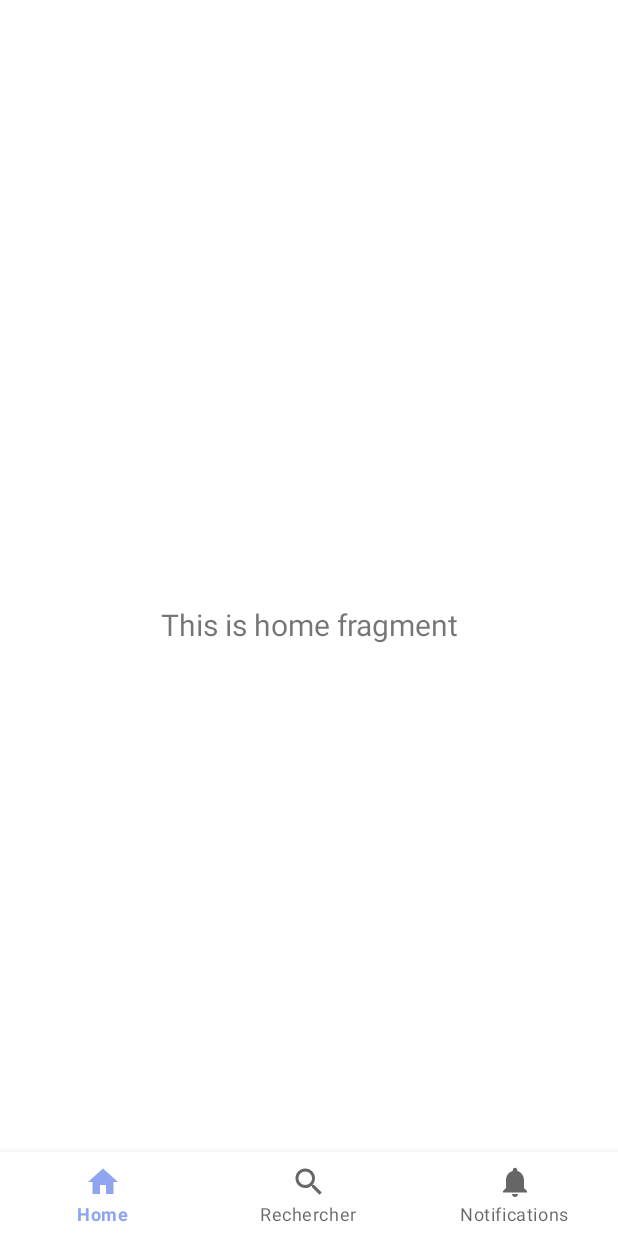
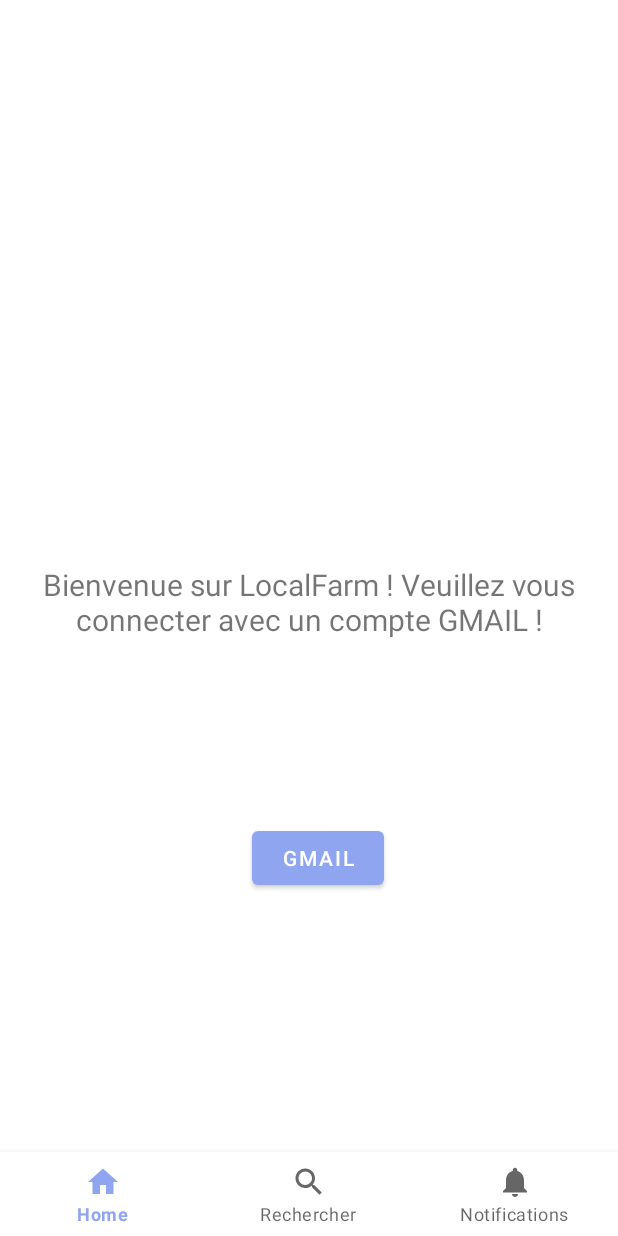
Before and after one commit to Vranox/LocalFarm, an Android app: the HomeFragment screen opened through its navigation route, on a phone screen of 412 x 824 dp. Run offline under Robolectric (Android 15) with nearby library versions, the phone set to English and light mode, and no system bars; our stand-ins replace Firebase (no records; nobody signed in at launch, a user with empty details on screens opened directly), navigation-ui; Roboto replaces fonts that are not available here.

Commit message:
Ajout d'un bouton permettant la connection à un compte GMAIL sur l'application. Il reste encore à réaliser la partie où on écrit les données sur un fichier txt pour préremplir la page de profil quand se dernier s'y rendra

```diff
--- a/app/build.gradle
+++ b/app/build.gradle
@@ -53,6 +53,7 @@ dependencies {
     implementation 'androidx.cardview:cardview:1.0.0'
     implementation 'com.google.android.gms:play-services-maps:18.1.0'
     implementation 'com.google.android.gms:play-services-places:17.0.0'
+    implementation 'com.google.android.gms:play-services-auth:19.2.0'
 }
 
 apply plugin: 'com.google.gms.google-services'
--- a/app/src/main/java/com/example/localfarm/ui/dashboard/DashboardFragment.java
+++ b/app/src/main/java/com/example/localfarm/ui/dashboard/DashboardFragment.java
@@ -14,6 +14,7 @@ import androidx.recyclerview.widget.RecyclerView;
 
 import com.example.localfarm.R;
 import com.example.localfarm.activity.EstablishmentCreationActivity;
+import com.example.localfarm.activity.TweetsActivity;
 import com.example.localfarm.databinding.FragmentDashboardBinding;
 import com.example.localfarm.models.Establishment;
 import com.example.localfarm.models.Schedule;
@@ -79,6 +80,15 @@ public class DashboardFragment extends Fragment {
                 startActivity(intent);
             }
         });
+
+        Button buttonTwitter = view.findViewById(R.id.button_twitter);
+        buttonTwitter.setOnClickListener(new View.OnClickListener() {
+            @Override
+            public void onClick(View view) {
+                Intent intent = new Intent(getContext(), TweetsActivity.class);
+                startActivity(intent);
+            }
+        });
     }
 
     @Override
--- a/app/src/main/java/com/example/localfarm/ui/home/HomeFragment.java
+++ b/app/src/main/java/com/example/localfarm/ui/home/HomeFragment.java
@@ -10,23 +10,62 @@ import androidx.annotation.NonNull;
 import androidx.fragment.app.Fragment;
 import androidx.lifecycle.ViewModelProvider;
 
+import com.example.localfarm.R;
 import com.example.localfarm.databinding.FragmentHomeBinding;
 
-public class HomeFragment extends Fragment {
+import androidx.annotation.NonNull;
+import androidx.appcompat.app.AppCompatActivity;
+
+import android.content.Intent;
+import android.os.Bundle;
+import android.util.Log;
+import android.view.View;
+import android.widget.Button;
+import android.widget.Toast;
+
+import com.google.android.gms.auth.api.signin.GoogleSignIn;
+import com.google.android.gms.auth.api.signin.GoogleSignInAccount;
+import com.google.android.gms.auth.api.signin.GoogleSignInClient;
+import com.google.android.gms.auth.api.signin.GoogleSignInOptions;
+import com.google.android.gms.common.api.ApiException;
+import com.google.android.gms.tasks.Task;
+
+public class HomeFragment extends Fragment{
 
     private FragmentHomeBinding binding;
+    private static final int RC_SIGN_IN = 1;
+    private GoogleSignInClient mGoogleSignInClient;
 
-    public View onCreateView(@NonNull LayoutInflater inflater,
-                             ViewGroup container, Bundle savedInstanceState) {
-        HomeViewModel homeViewModel =
-                new ViewModelProvider(this).get(HomeViewModel.class);
-
+    public View onCreateView(@NonNull LayoutInflater inflater, ViewGroup container, Bundle savedInstanceState) {
+        HomeViewModel homeViewModel = new ViewModelProvider(this).get(HomeViewModel.class);
         binding = FragmentHomeBinding.inflate(inflater, container, false);
         View root = binding.getRoot();
-
         final TextView textView = binding.textHome;
         homeViewModel.getText().observe(getViewLifecycleOwner(), textView::setText);
+
+        // Configure sign-in to request the user's ID, email address, and basic profile.
+        GoogleSignInOptions gso = new GoogleSignInOptions.Builder(GoogleSignInOptions.DEFAULT_SIGN_IN)
+                .requestEmail()
+                .build();
+
+        // Build a GoogleSignInClient with the options specified by gso.
+        mGoogleSignInClient = GoogleSignIn.getClient(getActivity(), gso);
+
+        // Set click listener for sign in button
+        Button btnSignIn = root.findViewById(R.id.button_gmail);
+        btnSignIn.setOnClickListener(new View.OnClickListener() {
+            @Override
+            public void onClick(View view) {
+                signIn();
+            }
+        });
+
         return root;
+    }
+
+    private void signIn() {
+        Intent signInIntent = mGoogleSignInClient.getSignInIntent();
+        startActivityForResult(signInIntent, RC_SIGN_IN);
     }
 
     @Override
@@ -34,4 +73,23 @@ public class HomeFragment extends Fragment {
         super.onDestroyView();
         binding = null;
     }
+
+    @Override
+    public void onActivityResult(int requestCode, int resultCode, Intent data) {
+        super.onActivityResult(requestCode, resultCode, data);
+
+        // Result returned from launching the Intent from GoogleSignInClient.getSignInIntent(...);
+        if (requestCode == RC_SIGN_IN) {
+            Task<GoogleSignInAccount> task = GoogleSignIn.getSignedInAccountFromIntent(data);
+            try {
+                // Google Sign In was successful, authenticate with Firebase
+                GoogleSignInAccount account = task.getResult(ApiException.class);
+                Toast.makeText(getActivity(), "Sign in success: " + account.getEmail(), Toast.LENGTH_SHORT).show();
+            } catch (ApiException e) {
+                // Google Sign In failed, update UI appropriately
+                //Log.w(TAG, "Google sign in failed", e);
+                Toast.makeText(getActivity(), "Sign in failed", Toast.LENGTH_SHORT).show();
+            }
+        }
+    }
 }
--- a/app/src/main/java/com/example/localfarm/ui/home/HomeViewModel.java
+++ b/app/src/main/java/com/example/localfarm/ui/home/HomeViewModel.java
@@ -10,7 +10,7 @@ public class HomeViewModel extends ViewModel {
 
     public HomeViewModel() {
         mText = new MutableLiveData<>();
-        mText.setValue("This is home fragment");
+        mText.setValue("Bienvenue sur LocalFarm ! Veuillez vous connecter avec un compte GMAIL !");
     }
 
     public LiveData<String> getText() {
--- a/app/src/main/java/com/example/myapplication/UserProfile.java
+++ b/app/src/main/java/com/example/myapplication/UserProfile.java
@@ -9,6 +9,8 @@ import android.provider.ContactsContract;
 import android.view.View;
 import android.widget.Button;
 import android.widget.EditText;
+
+import com.example.localfarm.R;
 
 public class UserProfile extends Activity {
 
--- a/app/src/main/res/layout/fragment_home.xml
+++ b/app/src/main/res/layout/fragment_home.xml
@@ -5,6 +5,16 @@
     android:layout_width="match_parent"
     android:layout_height="match_parent"
     tools:context=".ui.home.HomeFragment">
+
+    <Button
+        android:id="@+id/button_gmail"
+        android:layout_width="wrap_content"
+        android:layout_height="wrap_content"
+        android:layout_marginEnd="156dp"
+        android:layout_marginBottom="228dp"
+        android:text="GMAIL"
+        app:layout_constraintBottom_toBottomOf="parent"
+        app:layout_constraintEnd_toEndOf="parent" />
 
     <TextView
         android:id="@+id/text_home"
@@ -17,6 +27,8 @@
         android:textSize="20sp"
         app:layout_constraintBottom_toBottomOf="parent"
         app:layout_constraintEnd_toEndOf="parent"
+        app:layout_constraintHorizontal_bias="0.0"
         app:layout_constraintStart_toStartOf="parent"
-        app:layout_constraintTop_toTopOf="parent" />
+        app:layout_constraintTop_toTopOf="parent"
+        app:layout_constraintVertical_bias="0.481" />
 </androidx.constraintlayout.widget.ConstraintLayout>
```
Also changed, not shown: app/src/main/java/com/example/localfarm/activity/TweetsActivity.java (added, +45 -0 lines), app/src/main/java/com/example/localfarm/models/Tweet.java (added, +22 -0 lines), app/src/main/res/layout/activity_tweets.xml (added, +15 -0 lines), app/src/main/res/layout/fragment_dashboard.xml (+10 -0 lines), app/src/main/res/layout/row_tweet.xml (added, +29 -0 lines).
